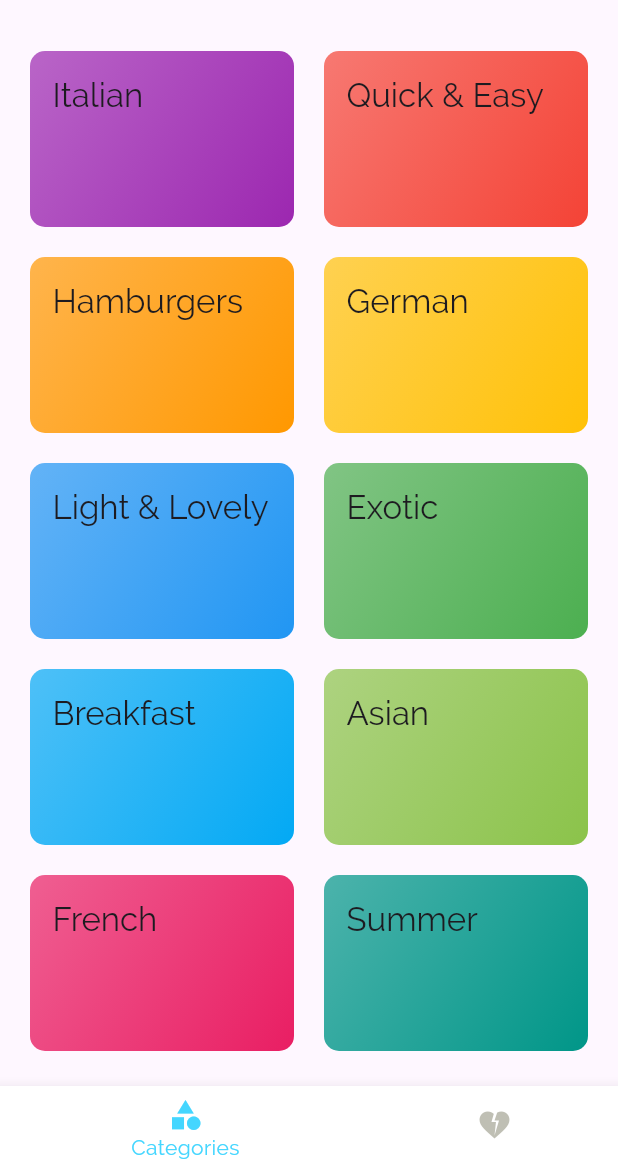
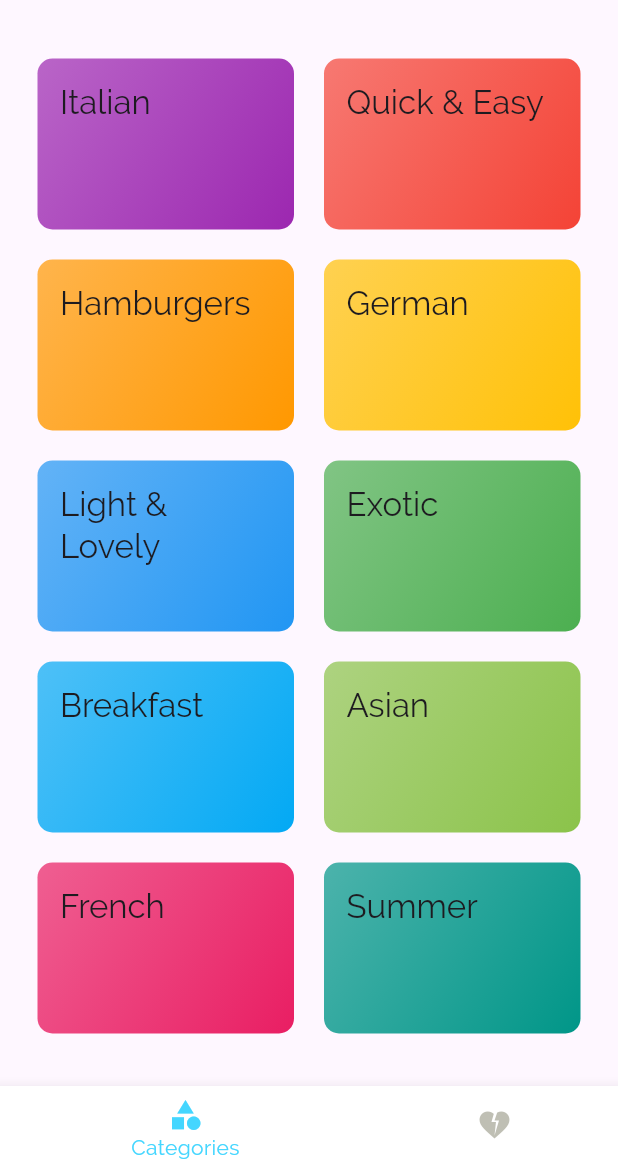
Before and after one commit to mrraul010/mealapp, a Flutter app: the screen it shows after launch, on a phone screen of 412 x 824 dp, the part 63-1236 px from its top. Run offline on Flutter 3.47's test engine with Material 3 defaults, Android fonts, the phone set to English and light mode, and no system bars.

```diff
--- a/lib/categories_screen.dart
+++ b/lib/categories_screen.dart
@@ -1,33 +1,28 @@
 import 'package:flutter/material.dart';
 import 'package:mealapp/category_item.dart';
-import './models/dummy_data.dart';
+import 'package:mealapp/models/dummy_data.dart';
 
 class CategoriesScreen extends StatelessWidget {
   const CategoriesScreen({Key? key}) : super(key: key);
-
   @override
   Widget build(BuildContext context) {
-    return Scaffold(
-      body: SafeArea(
-        child: GridView(
-          padding: const EdgeInsets.all(20),
+    return GridView(
+      padding: const EdgeInsets.all(25),
       gridDelegate: const SliverGridDelegateWithMaxCrossAxisExtent(
-            maxCrossAxisExtent: 300,
-            childAspectRatio: 3 / 2, // Adjust aspect ratio as needed
+        maxCrossAxisExtent: 200,
+        childAspectRatio: 3 / 2,
         crossAxisSpacing: 20,
         mainAxisSpacing: 20,
       ),
       children: DUMMY_CATEGORIES
           .map(
-                (catdata) => CategoryItem(
-                  id: catdata.id,
-                  title: catdata.title,
-                  color: catdata.color,
+            (catData) => CategoryItem(
+              catData.id,
+              catData.title,
+              catData.color,
             ),
           )
-              .toList(),
-        ),
-      ),
+          .toList(), // Convert the map to a list of widgets
     );
   }
 }
--- a/lib/category_item.dart
+++ b/lib/category_item.dart
@@ -1,18 +1,20 @@
 import 'package:flutter/material.dart';
+import 'package:mealapp/models/category_meal.dart';
 
 class CategoryItem extends StatelessWidget {
-  const CategoryItem(
-      {Key? key, required this.id, required this.title, required this.color})
-      : super(key: key);
   final String id;
   final String title;
   final Color color;
+  const CategoryItem(this.id, this.title, this.color, {super.key});
 
   void selectCategory(BuildContext ctx) {
-    Navigator.of(ctx).pushNamed('/category-meals', arguments: {
-      'id': id,
-      'title': title,
-    });
+    Navigator.of(ctx).pushNamed(
+      CategoryMeal.routeName,
+      arguments: {
+        'id': id,
+        'title': title,
+      },
+    );
   }
 
   @override
--- a/lib/main.dart
+++ b/lib/main.dart
@@ -13,7 +13,7 @@ class MyApp extends StatefulWidget {
   const MyApp({super.key});
 
   @override
-  State<MyApp> createState() => _MyAppState();
+  _MyAppState createState() => _MyAppState();
 }
 
 class _MyAppState extends State<MyApp> {
@@ -24,21 +24,21 @@ class _MyAppState extends State<MyApp> {
     'vegetarian': false,
   };
   List<Meal> _availableMeals = DUMMY_MEALS;
-  List<Meal> _favouriteMeals = [];
+  final List<Meal> _favouriteMeals = [];
   void _setFilters(Map<String, bool> filterData) {
     setState(() {
       _filters = filterData;
       _availableMeals = DUMMY_MEALS.where((meal) {
-        if (_filters['gluten'] ?? false && !meal.isGlutenFree) {
+        if (_filters['gluten'] == true && !meal.isGlutenFree) {
           return false;
         }
-        if (_filters['lactose'] ?? false && !meal.isLactoseFree) {
+        if (_filters['lactose'] == true && !meal.isLactoseFree) {
           return false;
         }
-        if (_filters['vegan'] ?? false && !meal.isVegan) {
+        if (_filters['vegan'] == true && !meal.isVegan) {
           return false;
         }
-        if (_filters['vegetarian'] ?? false && !meal.isVegetarian) {
+        if (_filters['vegetarian'] == true && !meal.isVegetarian) {
           return false;
         }
         return true;
@@ -85,10 +85,11 @@ class _MyAppState extends State<MyApp> {
       },
       onGenerateRoute: (settings) {
         print(settings.arguments);
+        return null;
       },
       onUnknownRoute: (settings) {
         return MaterialPageRoute(
-          builder: (ctx) => CategoriesScreen(),
+          builder: (ctx) => const CategoriesScreen(),
         );
       },
     );
--- a/lib/models/dummy_data.dart
+++ b/lib/models/dummy_data.dart
@@ -1,7 +1,7 @@
 import 'package:flutter/material.dart';
 
-import './category.dart';
-import './meal.dart';
+import 'package:mealapp/models/category.dart';
+import 'package:mealapp/models/meal.dart';
 
 const DUMMY_CATEGORIES = [
   Category(
@@ -56,7 +56,7 @@ const DUMMY_CATEGORIES = [
   ),
 ];
 
-List<Meal> DUMMY_MEALS = [
+const DUMMY_MEALS = [
   Meal(
     id: 'm1',
     categories: [
--- a/lib/models/meal.dart
+++ b/lib/models/meal.dart
@@ -1,3 +1,4 @@
+
 enum Complexity { Simple, Challenging, Hard }
 
 enum Affordability {
@@ -21,7 +22,7 @@ class Meal {
   final bool isVegan;
   final bool isVegetarian;
 
-  Meal(
+  const Meal(
       {required this.id,
       required this.categories,
       required this.title,
--- a/lib/models/tab_screen.dart
+++ b/lib/models/tab_screen.dart
@@ -7,7 +7,7 @@ import 'package:mealapp/models/meal.dart';
 class TabScreen extends StatefulWidget {
   final List<Meal> favouriteMeals;
 
-  TabScreen(this.favouriteMeals);
+  const TabScreen(this.favouriteMeals, {super.key});
 
   @override
   _TabScreenState createState() => _TabScreenState();
@@ -21,7 +21,7 @@ class _TabScreenState extends State<TabScreen> {
   void initState() {
     _pages = [
       {
-        'page': CategoriesScreen(),
+        'page': const CategoriesScreen(),
         'title': 'Categories',
       },
       {
@@ -42,10 +42,12 @@ class _TabScreenState extends State<TabScreen> {
   Widget build(BuildContext context) {
     return Scaffold(
       appBar: AppBar(
-        title: Text(_pages[_selectedPageIndex]['title'].toString()),
+        title: Text(
+          _pages[_selectedPageIndex]['title'] as String,
+        ),
       ),
-      drawer: MainDrawer(),
-      body: _pages[_selectedPageIndex]['page'] as Widget?,
+      drawer: const MainDrawer(),
+      body: _pages[_selectedPageIndex]['page'] as Widget,
       bottomNavigationBar: BottomNavigationBar(
         onTap: _selectPage,
         currentIndex: _selectedPageIndex,
```
Also changed, not shown: lib/models/category_meal.dart (+3 -4 lines), lib/models/favorites_screen.dart (+7 -4 lines), lib/models/filters_screen.dart (+6 -6 lines), lib/models/main_drawer.dart (+5 -3 lines), lib/models/meal_detail_screen.dart (+49 -49 lines). Lines whose indentation alone changed are shown as unchanged.
